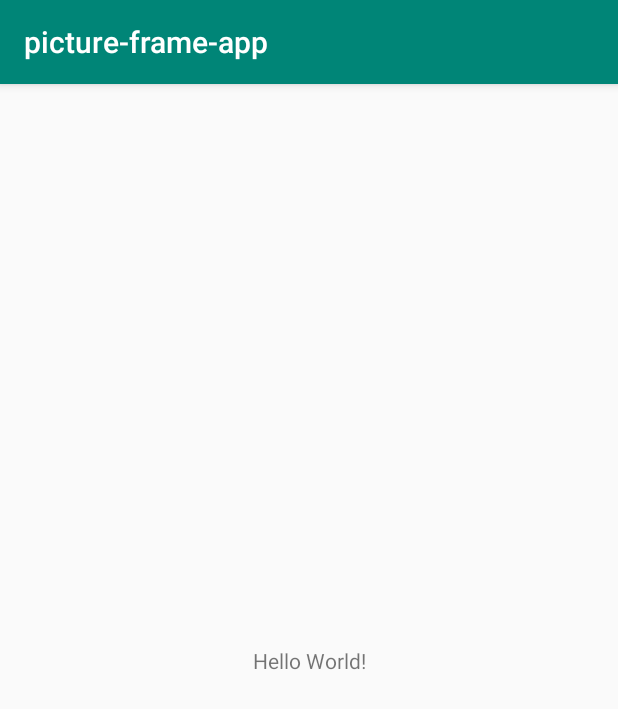
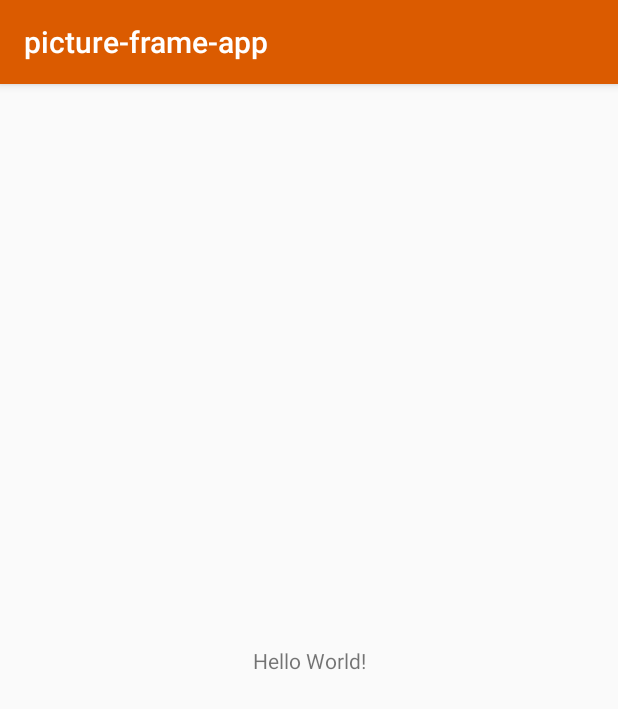
Before and after one commit to orimomo/picture-frame-app, an Android app: the screen it shows after launch (MainActivity), on a phone screen of 412 x 824 dp. Shown: the top 709 px of the screen. Run offline under Robolectric (Android 15) with nearby library versions, the phone set to English and light mode, and no system bars.

Commit message:
テーマカラーの変更

```diff
--- a/app/src/main/res/values/colors.xml
+++ b/app/src/main/res/values/colors.xml
@@ -1,6 +1,6 @@
 <?xml version="1.0" encoding="utf-8"?>
 <resources>
-    <color name="colorPrimary">#008577</color>
-    <color name="colorPrimaryDark">#00574B</color>
+    <color name="colorPrimary">#db5b00</color>
+    <color name="colorPrimaryDark">#8c3300</color>
     <color name="colorAccent">#D81B60</color>
 </resources>
```
